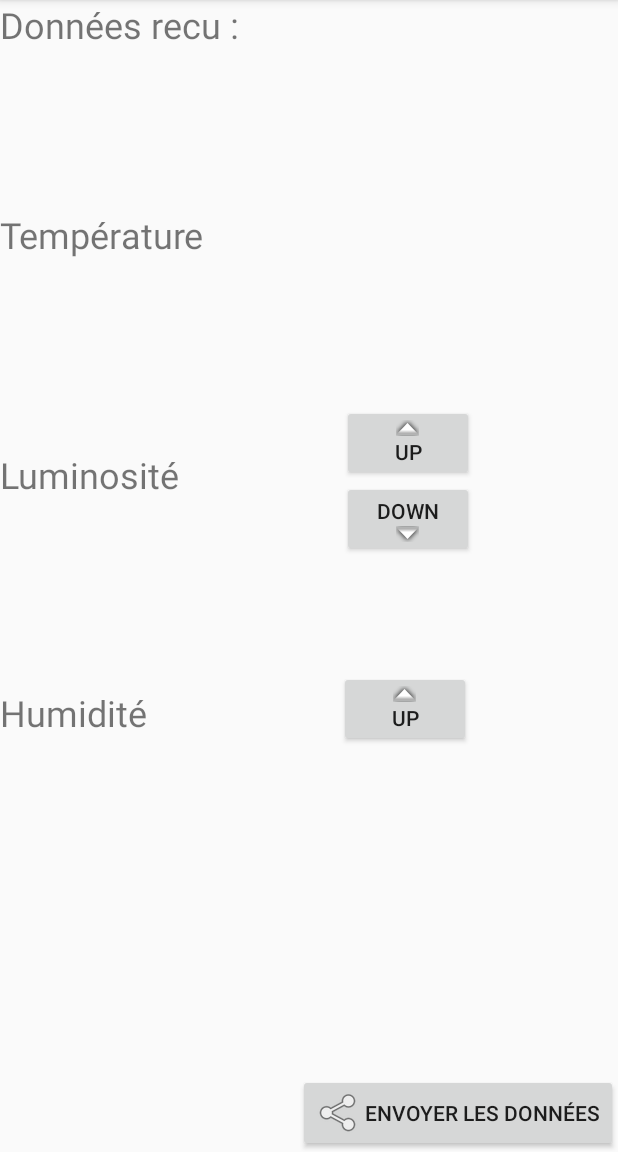
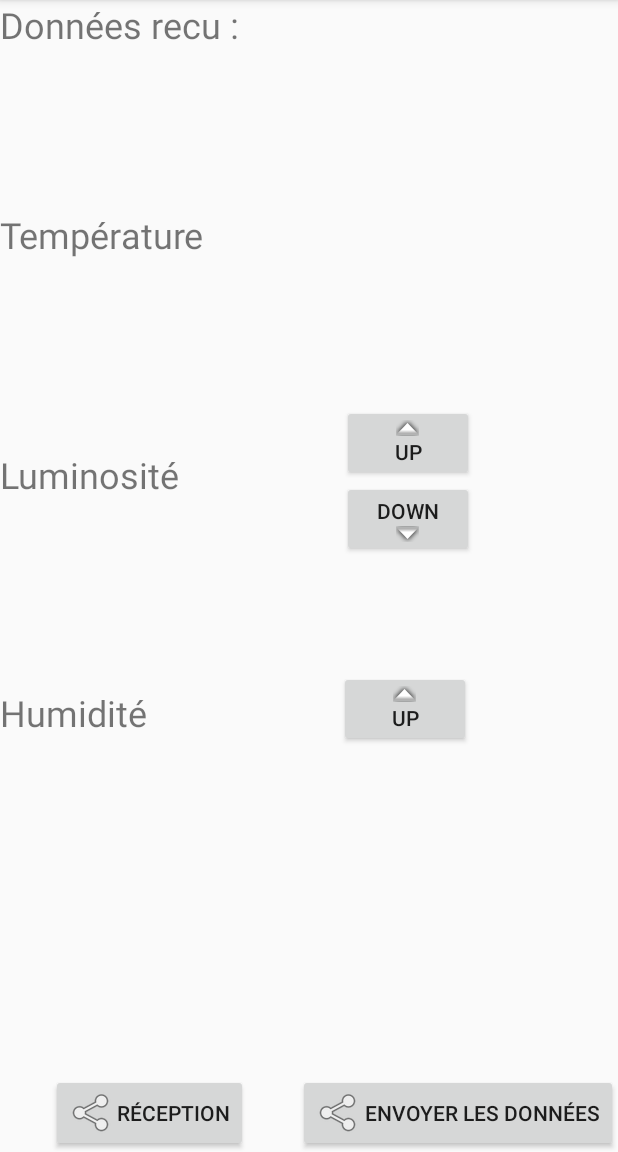
Before and after one commit to JeremyCPE/IOT, an Android app: the Activity2 screen opened directly, with no data from a screen before it, on a phone screen of 412 x 824 dp, the part 84-1236 px from its top. Run offline under Robolectric (Android 15) with nearby library versions, the phone set to English and light mode, and no system bars; network calls fail.

Commit message:
Réception établie TODO : Afficher la valeur reçu sur l'appli

```diff
--- a/app_android/app/src/main/java/com/example/projet_iot/Activity2.java
+++ b/app_android/app/src/main/java/com/example/projet_iot/Activity2.java
@@ -18,15 +18,15 @@ import java.net.DatagramPacket;
 import java.net.DatagramSocket;
 import java.net.InetAddress;
 import java.net.UnknownHostException;
+import java.util.ArrayList;
 
 public class Activity2 extends AppCompatActivity {
     private String ip;
     private int port;
     private SenderTask st;
     //private InetAddress ia;
-    //private DatagramSocket UDPSocket;
-    //private InetAddress address;
-    public Handler mHandler;
+    private DatagramSocket UDPSocket;
+    private InetAddress address;
 
     protected void onCreate(Bundle savedInstanceState) {
         super.onCreate(savedInstanceState);
@@ -38,9 +38,16 @@ public class Activity2 extends AppCompatActivity {
         final Button secondDownButton = findViewById(R.id.secondDownButton);
         final Button thirdUpButton = findViewById(R.id.thirdUpButton);
         final Button diffuseButton = findViewById(R.id.diffuseButton);
+        final Button receiveButton = findViewById(R.id.receiveButton);
+        final TextView firstPrint = findViewById(R.id.firstPrint);
         final TextView firstText = findViewById(R.id.firstText);
         final TextView secondText = findViewById(R.id.secondText);
         final TextView thirdText = findViewById(R.id.thirdText);
+        final ArrayList<TextView> arrayTextView = new ArrayList<>();
+        arrayTextView.add(firstPrint);
+        arrayTextView.add(firstText);
+        arrayTextView.add(secondText);
+        arrayTextView.add(thirdText);
 
         firstDownButton.setOnClickListener(new View.OnClickListener() {
             public void onClick(View v) {
@@ -63,13 +70,20 @@ public class Activity2 extends AppCompatActivity {
             }
         });
 
-        /*diffuseButton.setOnClickListener(new View.OnClickListener() {
+        diffuseButton.setOnClickListener(new View.OnClickListener() {
             public void onClick(View v) {
+                sendData("HLT");
+            }
+        });
 
+        receiveButton.setOnClickListener(new View.OnClickListener() {
+            public void onClick(View v) {
+                sendData("getValues()");
             }
-        });*/
+        });
+
         st = new SenderTask();
-        (new Thread(){
+/*        (new Thread(){
             public void run(){
                 try {
                     Looper.prepare();
@@ -80,35 +94,27 @@ public class Activity2 extends AppCompatActivity {
                             Log.d("deb_network", msg.toString());
                         }
                     };
-                    (new ReceiverTask(port,ip,mHandler)).run();
+                    (new ReceiverTask(port,ip)).run();
 
                     Looper.loop();
                 } catch (Exception e){
                     Log.d("network", e.toString());
                 }
             }
-            }).start();
-        /*try {
-            ia = InetAddress.getByName(this.ip);
+            }).start();*/
+            //ia = InetAddress.getByName(this.ip);
 
             (new Thread(){
                 public void run(){
                     try {
-                        byte[] reset = "(0)".getBytes();
-                        UDPSocket = new DatagramSocket();
-                        (new ReceiverTask(UDPSocket, port)).execute();
-                        UDPSocket.send(new DatagramPacket(reset, reset.length, ia, port));
-                        Log.d( "action", "reset");
-
+                        (new ReceiverTask(7070, arrayTextView)).execute();
                     } catch (IOException e) {
                         Log.d("network", e.toString());
                     }
                 }
             }).start();
-        } catch (UnknownHostException e) {
-            e.printStackTrace();
-        }*/
-    }
+        }
+
 
     public void onDataReceived(Message msg){
         Toast msg_usr;
@@ -143,7 +149,7 @@ public class Activity2 extends AppCompatActivity {
         String txt2 =  tv2.getText().toString().substring(0,1);
         String txt3 =  tv3.getText().toString().substring(0,1);
 
-        sendData("getValues()");
+        //sendData("getValues()");
     }
 
     public void sendData(String data) {
@@ -158,6 +164,7 @@ public class Activity2 extends AppCompatActivity {
                 final int s_port = this.port;//this.getIntent().getIntExtra("PORT",8080);
                 msg_usr = Toast.makeText(this.getApplicationContext(),getIntent().getStringExtra("IP_ADDR")+":"+getIntent().getIntExtra("PORT",8080),Toast.LENGTH_LONG);
                 msg_usr.show();
+                Log.println(Log.ASSERT, "sendData", "envoi de "+data);
                 this.st.UDPSend(data,s_ia,s_port);
 
             } catch (Exception e) {
--- a/app_android/app/src/main/java/com/example/projet_iot/ReceiverTask.java
+++ b/app_android/app/src/main/java/com/example/projet_iot/ReceiverTask.java
@@ -8,29 +8,33 @@ import android.util.Log;
 import android.widget.TextView;
 import android.widget.Toast;
 
+import org.json.JSONObject;
+
 import java.io.IOException;
+import java.lang.reflect.Array;
 import java.net.DatagramPacket;
 import java.net.DatagramSocket;
 import java.net.InetAddress;
 import java.net.SocketException;
 import java.net.UnknownHostException;
+import java.util.ArrayList;
+import java.util.Arrays;
 
 
 public class ReceiverTask extends AsyncTask<Void, byte[], Void> {
     private DatagramSocket UDPSocket;
     //private final String IP = "";
     private final int PORT;
-    private final InetAddress address;
-    private Handler parentHandler;
+    private ArrayList<TextView> altv;
 
-    ReceiverTask(int port, String address, Handler srcHandler) throws UnknownHostException, SocketException {
-        this.UDPSocket = new DatagramSocket();
+
+    ReceiverTask(int port, ArrayList<TextView> altv) throws UnknownHostException, SocketException {
+        this.UDPSocket = new DatagramSocket(port);
         this.PORT = port;
-        this.address = InetAddress.getByName(address);
-        this.parentHandler=srcHandler;
+        this.altv = altv;
     }
 
-    public void run() {
+/*    public void run() {
         //Looper.prepare();
 
         try {
@@ -46,35 +50,41 @@ public class ReceiverTask extends AsyncTask<Void, byte[], Void> {
         }
 
         //Looper.loop();
-    }
+    }*/
 
     @Override
     protected Void doInBackground(Void... rien) {
+        byte[] data = new byte [1024];
         while(true){
-            byte[] data = new byte [256];
+
             Log.d("action","LaunchDoInBackground");
             DatagramPacket packet = new DatagramPacket(data, data.length);
             try {
                 UDPSocket.receive(packet);
-
             } catch (IOException e) {
                 Log.d("error",e.toString());
                 e.printStackTrace();
             }
             int size = packet.getLength();
             data = packet.getData();
-            Log.d("data","Data = " + data);
-            if (data.length>0){
-                Message msgToSend = new Message();
-                msgToSend.obj = data.toString();
-                parentHandler.sendMessage(msgToSend);
+            String s_data = new String(data, 0, size);
+            try {
+                JSONObject j = new JSONObject(s_data);
+            }catch (org.json.JSONException e){
+                System.out.println(e);
             }
+
+            Log.d("data", s_data);
             publishProgress(java.util.Arrays.copyOf(data, size));
 
         }
     }
 
     protected  void onProgessUpdate(byte[]... data){
-        Log.println(Log.ASSERT, "action", data.toString());
+        Log.println(Log.ASSERT, "progress", data.toString());
+    }
+
+    protected void changeTextViewValue(JSONObject jo){
+        this.altv.get(0).setText(jo.toString());
     }
 }
--- a/app_android/app/src/main/res/layout/activity_2.xml
+++ b/app_android/app/src/main/res/layout/activity_2.xml
@@ -122,4 +122,16 @@
         android:drawableStart="@android:drawable/ic_menu_share"
         android:onClick="testEnvoyerVersServeur"/>
 
+    <Button
+        android:id="@+id/receiveButton"
+        android:layout_width="wrap_content"
+        android:layout_height="wrap_content"
+        android:drawableStart="@android:drawable/ic_menu_share"
+        android:drawableLeft="@android:drawable/ic_menu_share"
+        android:onClick="testEnvoyerVersServeur"
+        android:text="Réception"
+        app:layout_constraintBottom_toBottomOf="parent"
+        app:layout_constraintEnd_toStartOf="@+id/diffuseButton"
+        app:layout_constraintStart_toStartOf="parent" />
+
 </androidx.constraintlayout.widget.ConstraintLayout>
```
